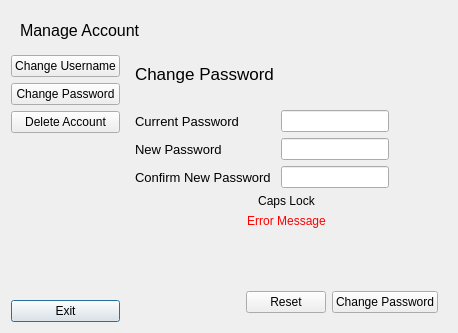
Before: the Qt Designer form ui/manage_account.ui in VicMbugua/TaskManagementSystem, drawn with Qt 5.
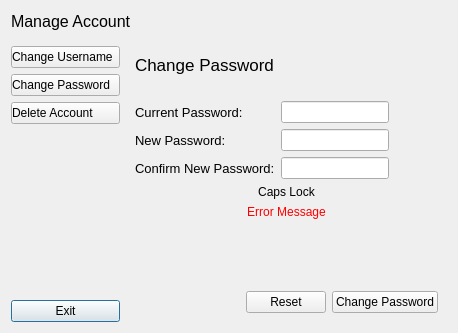
After: the same form once the commit is applied.

What changed in the file:
```diff
--- a/ui/manage_account.ui
+++ b/ui/manage_account.ui
@@ -17,6 +17,12 @@
    <item>
     <widget class="QWidget" name="widget_2" native="true">
      <layout class="QHBoxLayout" name="horizontalLayout">
+      <property name="leftMargin">
+       <number>0</number>
+      </property>
+      <property name="topMargin">
+       <number>0</number>
+      </property>
       <property name="rightMargin">
        <number>0</number>
       </property>
@@ -80,6 +86,9 @@
          </property>
          <item>
           <widget class="QPushButton" name="change_username_btn">
+           <property name="styleSheet">
+            <string notr="true">text-align: left;</string>
+           </property>
            <property name="text">
             <string>Change Username</string>
            </property>
@@ -96,6 +105,9 @@
          </item>
          <item>
           <widget class="QPushButton" name="change_password_btn">
+           <property name="styleSheet">
+            <string notr="true">text-align: left;</string>
+           </property>
            <property name="text">
             <string>Change Password</string>
            </property>
@@ -112,6 +124,9 @@
          </item>
          <item>
           <widget class="QPushButton" name="delete_account_btn">
+           <property name="styleSheet">
+            <string notr="true">text-align: left;</string>
+           </property>
            <property name="text">
             <string>Delete Account</string>
            </property>
@@ -419,7 +434,7 @@
                </font>
               </property>
               <property name="text">
-               <string>Current Password</string>
+               <string>Current Password:</string>
               </property>
              </widget>
             </item>
@@ -461,7 +476,7 @@
                </font>
               </property>
               <property name="text">
-               <string>New Password</string>
+               <string>New Password:</string>
               </property>
              </widget>
             </item>
@@ -503,7 +518,7 @@
                </font>
               </property>
               <property name="text">
-               <string>Confirm New Password</string>
+               <string>Confirm New Password:</string>
               </property>
              </widget>
             </item>
```
Left out of the diff: 9 changed lines with no effect on the pictures.
